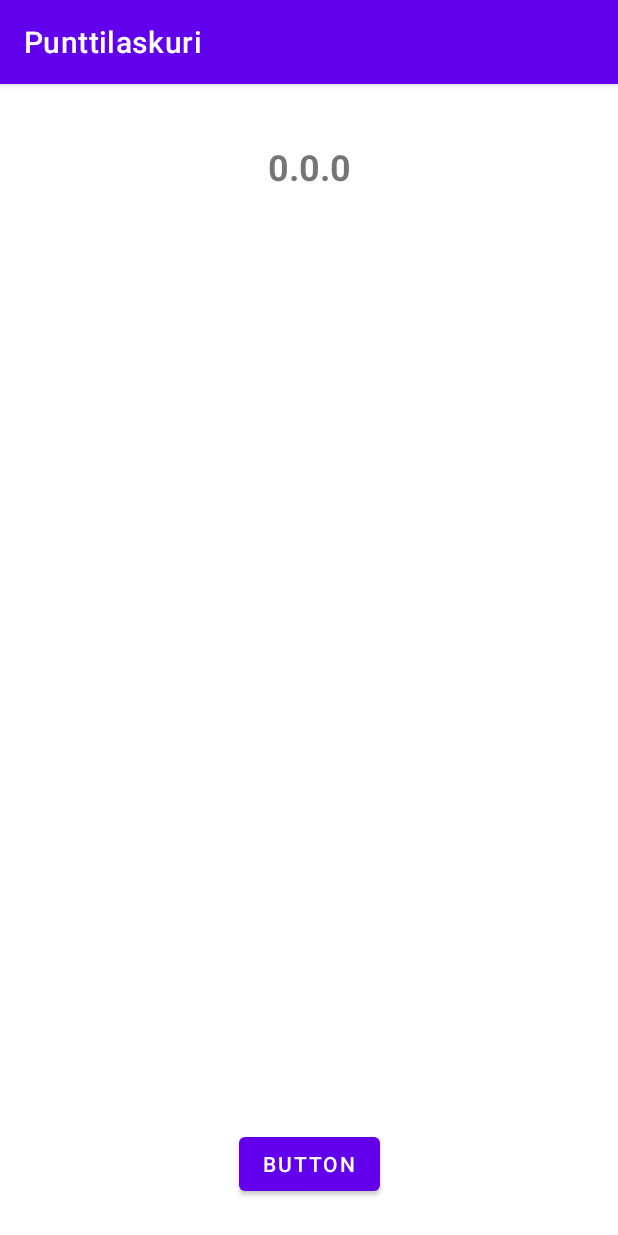
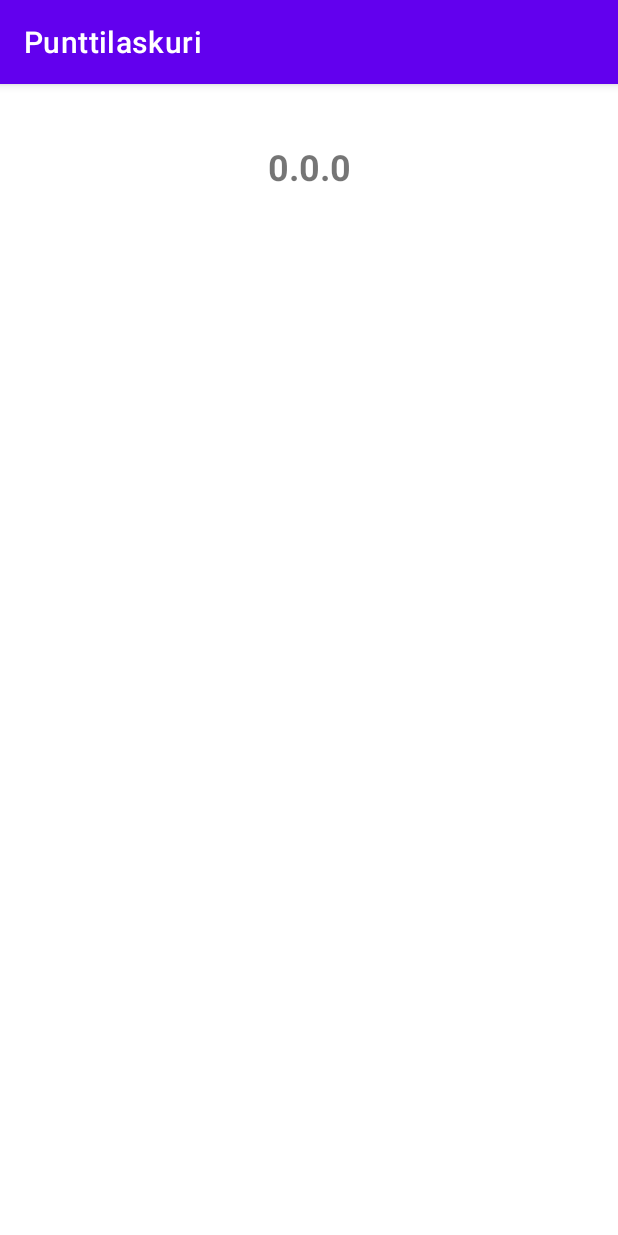
Before and after one commit to MikhailDeriabin/Punttilaskuri, an Android app: the DayActivity screen opened directly, with no data from a screen before it, on a phone screen of 412 x 824 dp. Run offline under Robolectric (Android 15) with nearby library versions, the phone set to English and light mode, and no system bars; 3 statements that could not run were skipped.

Commit message:
Github test

```diff
--- a/app/src/main/res/layout/activity_day.xml
+++ b/app/src/main/res/layout/activity_day.xml
@@ -23,14 +23,4 @@
         app:layout_constraintStart_toStartOf="parent"
         app:layout_constraintTop_toTopOf="@+id/guideline6" />
 
-    <Button
-        android:id="@+id/button"
-        android:layout_width="wrap_content"
-        android:layout_height="wrap_content"
-        android:layout_marginBottom="24dp"
-        android:text="Button"
-        app:layout_constraintBottom_toBottomOf="parent"
-        app:layout_constraintEnd_toEndOf="parent"
-        app:layout_constraintStart_toStartOf="parent" />
-
 </androidx.constraintlayout.widget.ConstraintLayout>
```
